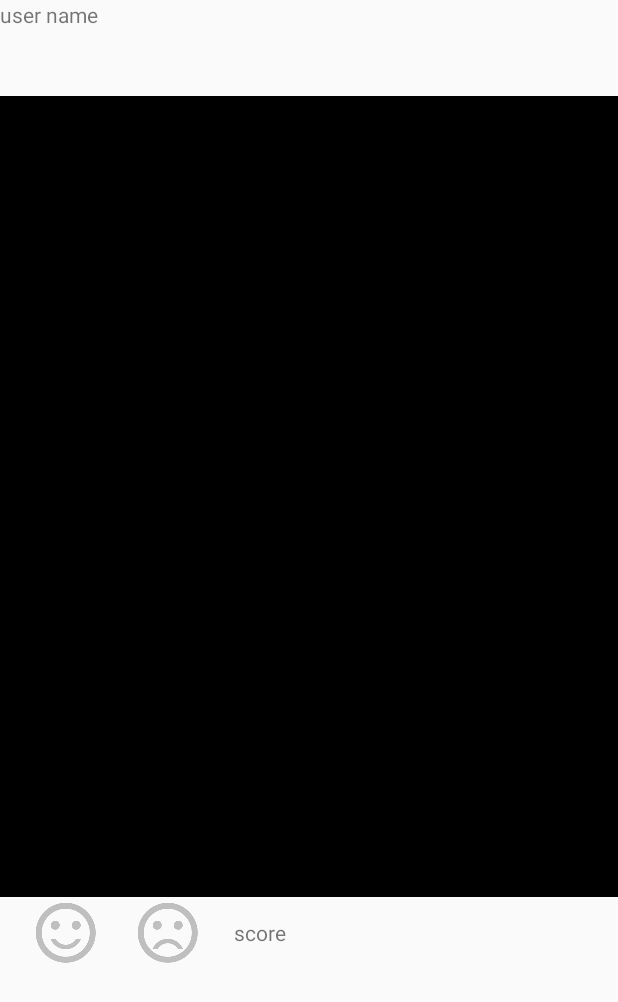
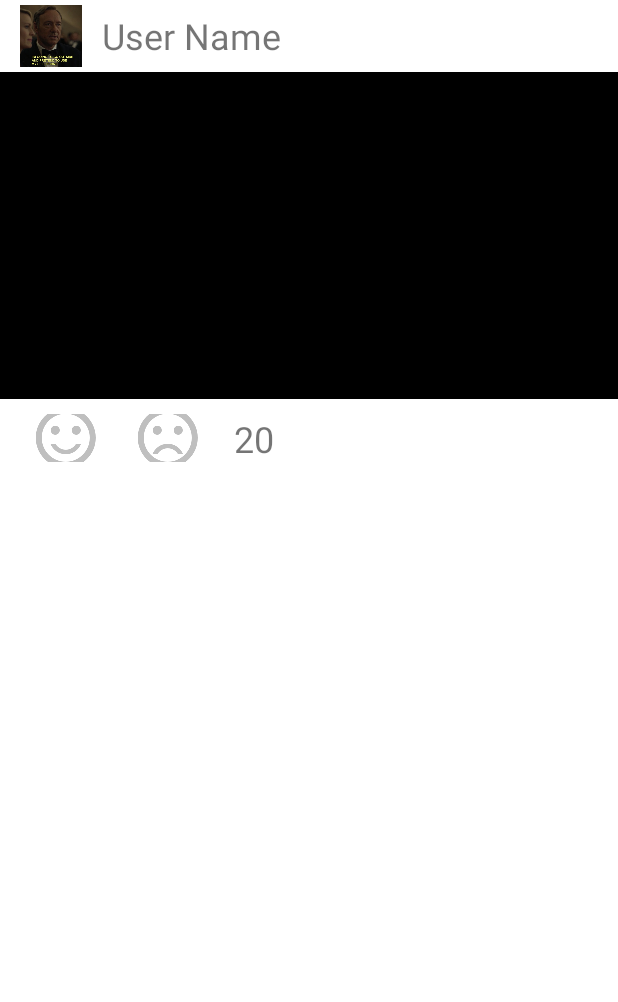
Before and after one commit to eanderson608/Around, an Android app: the layout custom_photo_feed_item.xml on its own in the app's theme, with its tools: preview values and no code run, on a phone screen of 412 x 824 dp. Shown: the top 1002 px of the screen. Run offline under Robolectric (Android 15) with nearby library versions, the light colour scheme and no system bars.

Commit message:
added username to feed photos, tried to implement photo fullscreen but doesnt work

```diff
--- a/app/src/main/java/com/cs407/around/FeedActivity.java
+++ b/app/src/main/java/com/cs407/around/FeedActivity.java
@@ -1,10 +1,13 @@
 package com.cs407.around;
 
+import android.content.DialogInterface;
 import android.support.v7.app.AppCompatActivity;
 import android.os.Bundle;
 import android.support.v7.widget.LinearLayoutManager;
 import android.support.v7.widget.RecyclerView;
 import android.util.Log;
+import android.view.View;
+import android.widget.ImageView;
 
 import com.google.gson.Gson;
 import com.google.gson.GsonBuilder;
@@ -27,7 +30,7 @@ public class FeedActivity extends AppCompatActivity {
         super.onCreate(savedInstanceState);
         setContentView(R.layout.activity_feed);
 
-        photoArrayList = new ArrayList<Photo>();
+        photoArrayList = new ArrayList<>();
 
         recyclerView = (RecyclerView) findViewById(R.id.recycler_view);
         recyclerView.setHasFixedSize(true);
--- a/app/src/main/res/layout/activity_feed.xml
+++ b/app/src/main/res/layout/activity_feed.xml
@@ -7,6 +7,7 @@
     android:paddingLeft="@dimen/activity_horizontal_margin"
     android:paddingRight="@dimen/activity_horizontal_margin"
     android:paddingTop="@dimen/activity_vertical_margin"
+    android:background="@android:color/darker_gray"
     tools:context="com.cs407.around.FeedActivity">
 
     <android.support.v7.widget.RecyclerView
--- a/app/src/main/res/layout/custom_photo_feed_item.xml
+++ b/app/src/main/res/layout/custom_photo_feed_item.xml
@@ -5,42 +5,48 @@
     android:orientation="vertical"
     android:layout_width="match_parent"
     android:layout_height="match_parent"
+    android:layout_marginBottom="5dp"
+    android:background="@android:color/white"
     android:weightSum="1" >
 
     <LinearLayout
+        android:id="@+id/photo_item_top_bar"
         android:layout_width="match_parent"
         android:layout_height="@dimen/photo_item_top_bar_height"
         android:orientation="horizontal" >
 
         <ImageView
-            android:layout_width="wrap_content"
+            android:layout_width="@dimen/photo_item_top_bar_height"
             android:layout_height="match_parent"
-            android:scaleType="centerCrop"
+            android:layout_marginRight="@dimen/photo_icon_vertical_margin"
+            android:layout_marginLeft="@dimen/photo_icon_vertical_margin"
+            android:layout_gravity="center_vertical"
+            android:scaleType="fitCenter"
+            android:padding="3dp"
+            android:src="@drawable/sample_profile_photo"
             android:id="@+id/user_photo_image_view" />
 
         <TextView
             android:layout_width="wrap_content"
             android:layout_height="wrap_content"
+            android:layout_gravity="center_vertical"
+            android:textSize="@dimen/photo_item_text_size"
             android:id="@+id/user_name_text_view"
-            android:text="user name" />
+            android:text="User Name" />
 
     </LinearLayout>
 
-    <RelativeLayout
+    <ImageView
+        android:background="@android:color/black"
+        android:id="@+id/photo_image_view"
         android:layout_width="match_parent"
+        android:scaleType="centerCrop"
         android:layout_height="0dp"
-        android:layout_weight=".75">
-
-        <ImageView
-            android:background="@android:color/black"
-            android:id="@+id/photo_image_view"
-            android:layout_width="match_parent"
-            android:scaleType="centerCrop"
-            android:layout_height="match_parent" />
-
-    </RelativeLayout>
+        android:layout_weight=".30"/>
 
     <LinearLayout
+        android:id="@+id/photo_item_bottom_bar"
+        android:layout_marginTop="@dimen/photo_icon_vertical_margin"
         android:layout_width="match_parent"
         android:layout_height="@dimen/photo_item_bottom_bar_height"
         android:orientation="horizontal"
@@ -70,7 +76,8 @@
             android:paddingLeft="@dimen/photo_icon_vertical_margin"
             android:paddingRight="@dimen/photo_icon_vertical_margin"
             android:gravity="center_vertical"
-            android:text="score"
+            android:textSize="@dimen/photo_item_text_size"
+            android:text="20"
             android:id="@+id/photo_score_text_view"/>
 
     </LinearLayout>
--- a/app/src/main/res/values/dimens.xml
+++ b/app/src/main/res/values/dimens.xml
@@ -5,6 +5,7 @@
     <dimen name="photo_icon_horizontal_margin">10dp</dimen>
     <dimen name="photo_icon_vertical_margin">10dp</dimen>
 
-    <dimen name="photo_item_top_bar_height">64dp</dimen>
-    <dimen name="photo_item_bottom_bar_height">48dp</dimen>
+    <dimen name="photo_item_top_bar_height">48dp</dimen>
+    <dimen name="photo_item_bottom_bar_height">32dp</dimen>
+    <dimen name="photo_item_text_size">24dp</dimen>
 </resources>
```
Also changed, not shown: app/src/main/java/com/cs407/around/CameraActivity.java (+6 -1 lines), app/src/main/java/com/cs407/around/CustomPhotoFeedAdapter.java (+85 -2 lines), app/src/main/java/com/cs407/around/MainActivity.java (+21 -1 lines), app/src/main/java/com/cs407/around/Photo.java (+11 -0 lines), app/src/main/java/com/cs407/around/PhotoReviewActivity.java (+8 -0 lines), app/src/main/res/drawable/grey_square_placeholder.jpg (added), app/src/main/res/drawable/sample_profile_photo.jpg (added).
